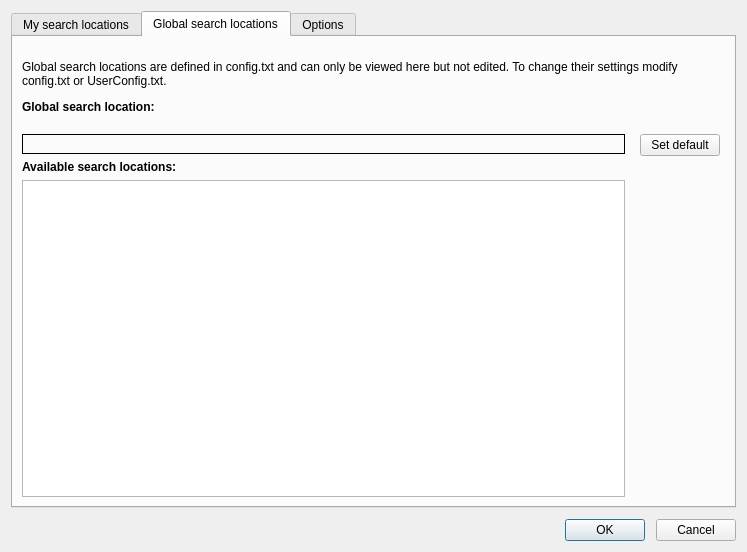
The window that SettingsDialog.ui (otengler/CodeBeagle) describes before a commit, drawn with Qt 5.
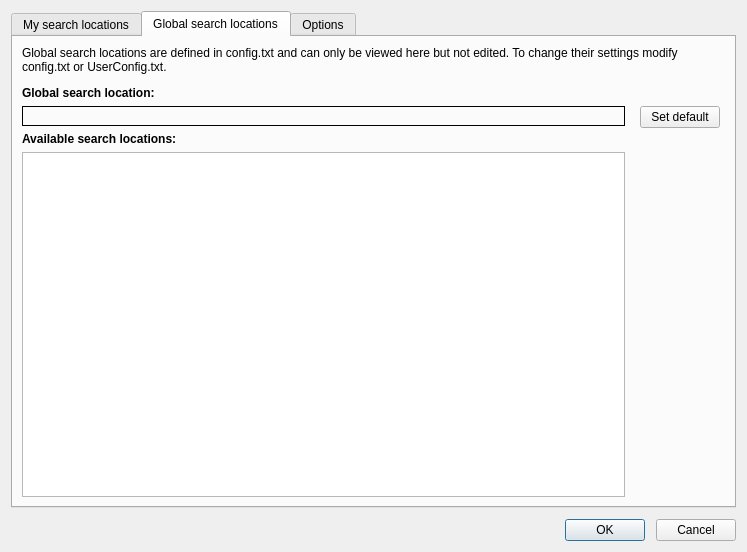
The same window after the commit. The open tabs and pages were chosen to show the change. Custom widgets are drawn as their Qt base class.

Commit message: Fix bug when setting default location, Updated help.html

Diff of the .ui file:
```diff
--- a/SettingsDialog.ui
+++ b/SettingsDialog.ui
@@ -160,16 +160,6 @@
        <string>Global search locations</string>
       </attribute>
       <layout class="QGridLayout" name="gridLayout">
-       <item row="0" column="0" rowspan="2" colspan="2">
-        <widget class="QLabel" name="labelGlobalLocation">
-         <property name="text">
-          <string>&lt;html&gt;&lt;head/&gt;&lt;body&gt;&lt;p&gt;Global search locations are defined in config.txt and can only be viewed here but not edited. To change their settings modify config.txt or UserConfig.txt.&lt;/p&gt;&lt;p&gt;&lt;span style=&quot; font-weight:600;&quot;&gt;Global search location:&lt;/span&gt;&lt;/p&gt;&lt;/body&gt;&lt;/html&gt;</string>
-         </property>
-         <property name="wordWrap">
-          <bool>true</bool>
-         </property>
-        </widget>
-       </item>
        <item row="2" column="0">
         <widget class="QFrame" name="frameGlobalSettingsItem">
          <property name="frameShape">
@@ -240,6 +230,16 @@
          </layout>
         </widget>
        </item>
+       <item row="0" column="0" colspan="2">
+        <widget class="QLabel" name="labelGlobalLocation">
+         <property name="text">
+          <string>&lt;html&gt;&lt;head/&gt;&lt;body&gt;&lt;p&gt;Global search locations are defined in config.txt and can only be viewed here but not edited. To change their settings modify config.txt or UserConfig.txt.&lt;/p&gt;&lt;p&gt;&lt;span style=&quot; font-weight:600;&quot;&gt;Global search location:&lt;/span&gt;&lt;/p&gt;&lt;/body&gt;&lt;/html&gt;</string>
+         </property>
+         <property name="wordWrap">
+          <bool>true</bool>
+         </property>
+        </widget>
+       </item>
       </layout>
      </widget>
      <widget class="QWidget" name="tabOptions">
```
The commit also changes 4 other files.
